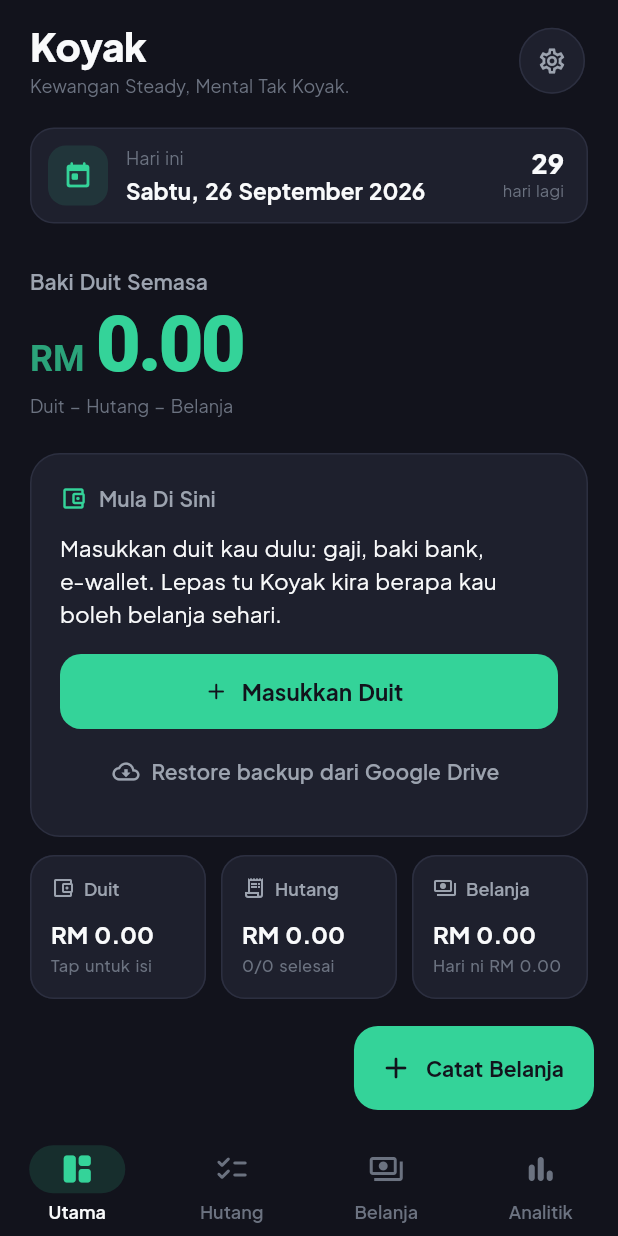
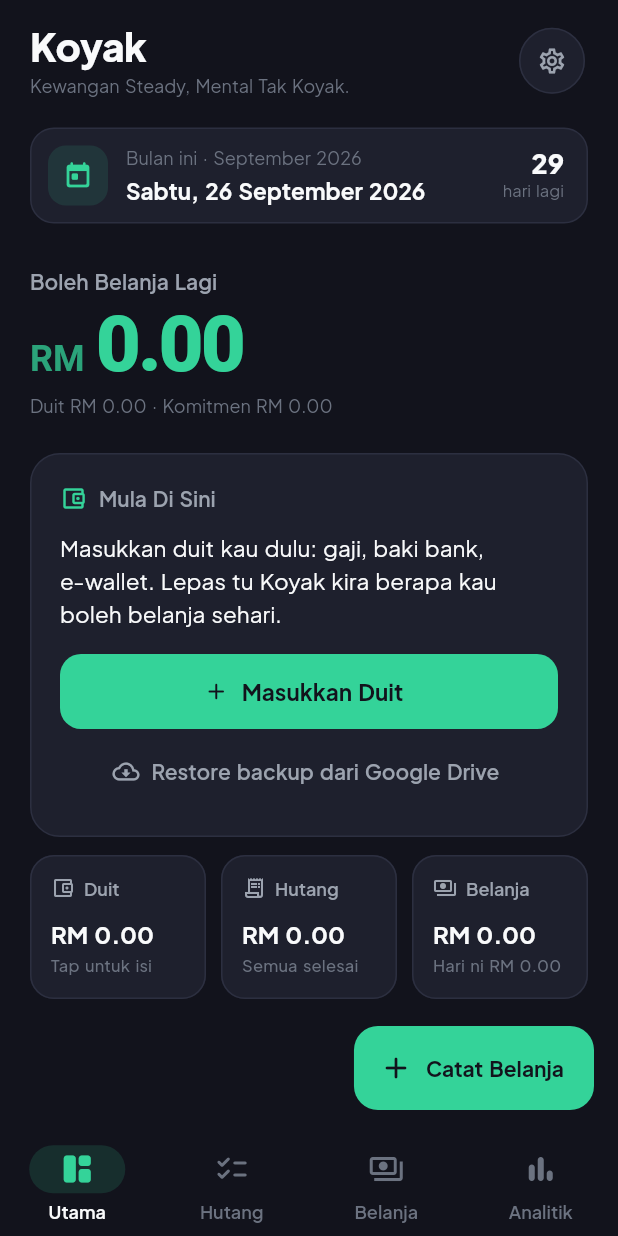
Before and after one commit to amirfirdausoffff/koyak_app, a Flutter app: the screen it shows after launch, on a phone screen of 412 x 824 dp. Run offline on Flutter 3.47's test engine with Material 3 defaults, Android fonts, the phone set to English and light mode, and no system bars; our stand-ins replace fl_chart, google_sign_in, googleapis_auth, shared_preferences; missing offline and left inert: extension_google_sign_in_as_googleapis_auth, google_sign_in_platform_interface, googleapis, workmanager.

Commit message:
feat: clarify monthly dashboard balances

```diff
--- a/lib/models/cashflow_summary.dart
+++ b/lib/models/cashflow_summary.dart
@@ -57,6 +57,10 @@ class CashflowSummary {
   /// Money to work with this month: last month's baki plus this month's pay.
   double get available => carriedForward + totalIncome;
 
+  /// Cash after this month's recorded spending, before reserving scheduled
+  /// debt commitments. This is the amount shown as Duit on the dashboard.
+  double get cashOnHand => available - totalExpense;
+
   /// Anything to budget with — this month's pay or a carried balance.
   bool get hasFunds => totalIncome > 0 || carriedForward != 0;
 
--- a/lib/views/dashboard/dashboard_view.dart
+++ b/lib/views/dashboard/dashboard_view.dart
@@ -33,6 +33,7 @@ class DashboardView extends StatelessWidget {
     final incomeCount = context.select<IncomeViewModel, int>(
       (vm) => vm.incomes.length,
     );
+    final unpaidDebtCount = debts.count - debts.paidCount;
     final hasHistory = context.select<HistoryViewModel, bool>(
       (vm) => vm.pastMonths.isNotEmpty,
     );
@@ -68,19 +69,21 @@ class DashboardView extends StatelessWidget {
               tiles: [
                 StatTileData(
                   label: 'Duit',
-                  // Keep this in sync with the Duit Kau sheet: spending from
-                  // an account lowers its available balance immediately.
-                  amount: summary.totalIncome - summary.totalExpense,
-                  caption: incomeCount == 0
+                  amount: summary.cashOnHand,
+                  caption: summary.carriedForward != 0
+                      ? 'Baki dibawa'
+                      : incomeCount == 0
                       ? 'Tap untuk isi'
-                      : '$incomeCount sumber',
+                      : '$incomeCount akaun',
                   icon: Icons.account_balance_wallet_outlined,
                   onTap: () => showIncomeSheet(context),
                 ),
                 StatTileData(
                   label: 'Hutang',
-                  amount: summary.totalDebt,
-                  caption: '${debts.paidCount}/${debts.count} selesai',
+                  amount: debts.unpaidAmount,
+                  caption: unpaidDebtCount == 0
+                      ? 'Semua selesai'
+                      : '$unpaidDebtCount belum bayar',
                   icon: Icons.receipt_long_outlined,
                   onTap: () => onOpenTab(HomeTab.debts),
                 ),
--- a/lib/views/dashboard/widgets/balance_hero.dart
+++ b/lib/views/dashboard/widgets/balance_hero.dart
@@ -5,7 +5,7 @@ import '../../../core/utils/currency_formatter.dart';
 import '../../../core/utils/date_formatter.dart';
 import '../../../models/cashflow_summary.dart';
 
-/// The one number the dashboard leads with: Baki Duit Semasa.
+/// The one number the dashboard leads with: what is safe to spend.
 class BalanceHero extends StatelessWidget {
   const BalanceHero({super.key, required this.summary});
 
@@ -21,7 +21,7 @@ class BalanceHero extends StatelessWidget {
       crossAxisAlignment: CrossAxisAlignment.start,
       children: [
         Text(
-          'Baki Duit Semasa',
+          isKoyak ? 'Bajet Bulan Ini Defisit' : 'Boleh Belanja Lagi',
           style: textTheme.labelLarge?.copyWith(color: AppColors.textSecondary),
         ),
         const SizedBox(height: 4),
@@ -32,7 +32,7 @@ class BalanceHero extends StatelessWidget {
             TextSpan(
               children: [
                 TextSpan(
-                  text: '${isKoyak ? '-' : ''}${CurrencyFormatter.symbol} ',
+                  text: '${CurrencyFormatter.symbol} ',
                   style: TextStyle(
                     fontSize: 24,
                     fontWeight: FontWeight.w600,
@@ -40,7 +40,9 @@ class BalanceHero extends StatelessWidget {
                   ),
                 ),
                 TextSpan(
-                  text: CurrencyFormatter.formatNumber(summary.netRemaining),
+                  text: CurrencyFormatter.formatNumber(
+                    isKoyak ? summary.netRemaining.abs() : summary.netRemaining,
+                  ),
                   style: TextStyle(
                     fontSize: 52,
                     height: 1.1,
@@ -56,7 +58,8 @@ class BalanceHero extends StatelessWidget {
         const SizedBox(height: 4),
         Text(
           isKoyak
-              ? 'Dah KOYAK — belanja melebihi duit yang ada.'
+              ? 'Komitmen dan belanja lebih ${summary.netRemaining.abs().asRinggit}. '
+                    'Tahan belanja sampai duit masuk.'
               : _formulaCaption(),
           style: textTheme.bodySmall?.copyWith(
             color: isKoyak ? AppColors.amber : AppColors.textMuted,
@@ -67,12 +70,14 @@ class BalanceHero extends StatelessWidget {
   }
 
   String _formulaCaption() {
+    final flow =
+        'Duit ${summary.cashOnHand.asRinggit} · Komitmen ${summary.totalDebt.asRinggit}';
     final carried = summary.carriedForward;
-    if (carried == 0) return 'Duit − Hutang − Belanja';
+    if (carried == 0) return flow;
     final now = DateTime.now();
     final lastMonth = DateFormatter.monthName(
       DateTime(now.year, now.month - 1),
     );
-    return 'Termasuk baki $lastMonth ${carried.asRinggit}';
+    return '$flow · Termasuk baki $lastMonth ${carried.asRinggit}';
   }
 }
--- a/lib/views/dashboard/widgets/dashboard_header.dart
+++ b/lib/views/dashboard/widgets/dashboard_header.dart
@@ -103,9 +103,12 @@ class TodayCard extends StatelessWidget {
               child: Column(
                 crossAxisAlignment: CrossAxisAlignment.start,
                 children: [
-                  const Text(
-                    'Hari ini',
-                    style: TextStyle(fontSize: 12, color: AppColors.textMuted),
+                  Text(
+                    'Bulan ini · ${DateFormatter.month(DateTime.now())}',
+                    style: const TextStyle(
+                      fontSize: 12,
+                      color: AppColors.textMuted,
+                    ),
                   ),
                   const SizedBox(height: 2),
                   Text(
```
Also changed, not shown: 2 other files.
